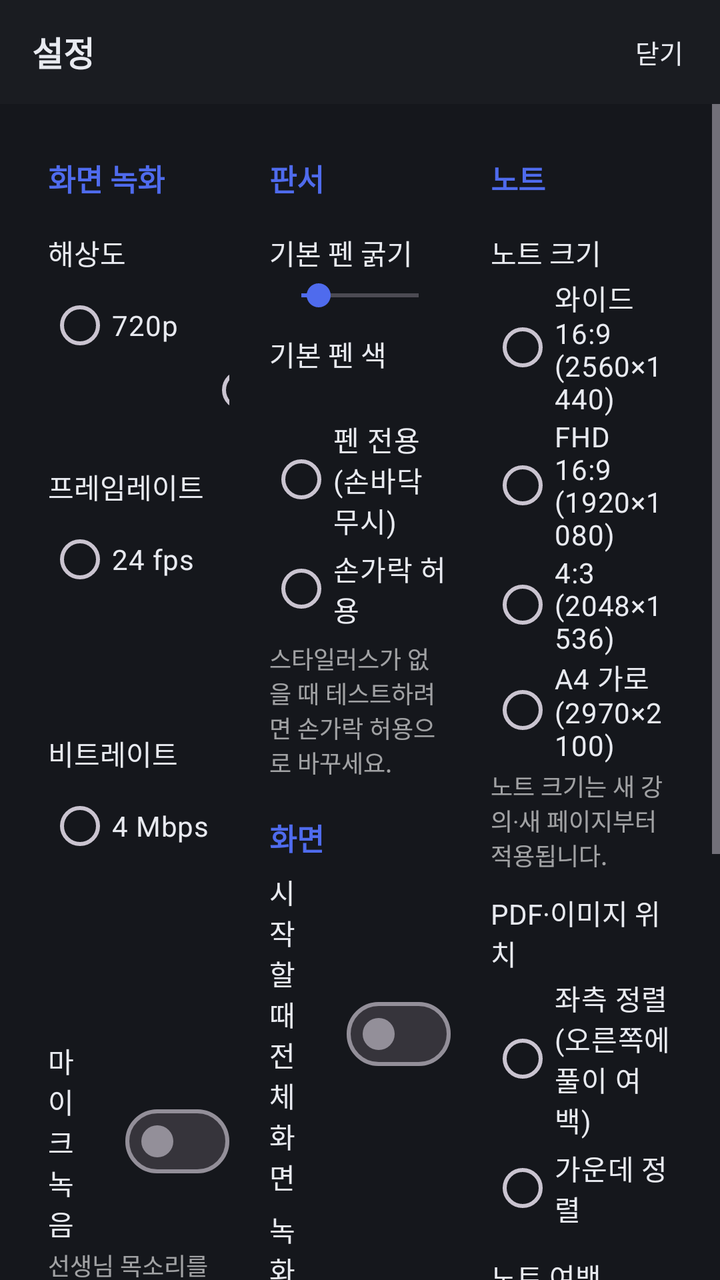
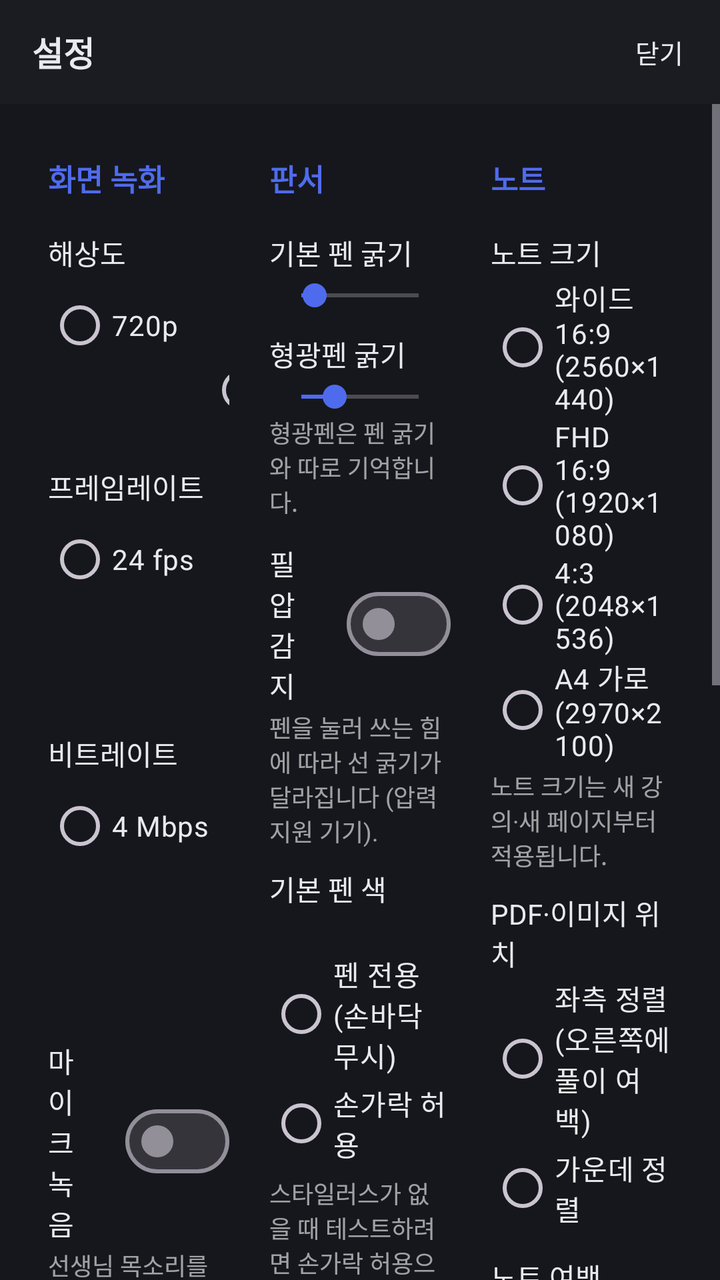

Screens rendered from an Android XML layout before and after an edit, with the pre-edit source and the edit as a unified diff.
<!-- AndroidManifest.xml: application theme Theme.HunsuNote -->
<!-- res/layout/activity_settings.xml -->
<?xml version="1.0" encoding="utf-8"?>
<LinearLayout xmlns:android="http://schemas.android.com/apk/res/android"
    android:layout_width="match_parent"
    android:layout_height="match_parent"
    android:background="@color/toolbar_row_bg"
    android:orientation="vertical">

    <LinearLayout
        android:layout_width="match_parent"
        android:layout_height="wrap_content"
        android:background="@drawable/bg_toolbar"
        android:gravity="center_vertical"
        android:orientation="horizontal"
        android:paddingStart="16dp"
        android:paddingTop="6dp"
        android:paddingEnd="8dp"
        android:paddingBottom="6dp">

        <TextView
            android:layout_width="0dp"
            android:layout_height="wrap_content"
            android:layout_weight="1"
            android:text="@string/settings_title"
            android:textColor="@color/tool_text"
            android:textSize="17sp"
            android:textStyle="bold" />

        <com.google.android.material.button.MaterialButton
            android:id="@+id/btnClose"
            style="@style/Widget.HunsuNote.Button.Tool"
            android:layout_width="wrap_content"
            android:layout_height="wrap_content"
            android:text="@string/close" />
    </LinearLayout>

    <ScrollView
        android:layout_width="match_parent"
        android:layout_height="0dp"
        android:layout_weight="1"
        android:fillViewport="true">

        <LinearLayout
            android:layout_width="match_parent"
            android:layout_height="wrap_content"
            android:baselineAligned="false"
            android:orientation="horizontal"
            android:paddingStart="24dp"
            android:paddingTop="8dp"
            android:paddingEnd="24dp"
            android:paddingBottom="32dp">

            
            <LinearLayout
                android:layout_width="0dp"
                android:layout_height="wrap_content"
                android:layout_marginEnd="20dp"
                android:layout_weight="1"
                android:orientation="vertical">

                <TextView
                    style="@style/Widget.HunsuNote.SectionLabel"
                    android:layout_width="wrap_content"
                    android:layout_height="wrap_content"
                    android:text="@string/section_record" />

                <TextView
                    style="@style/Widget.HunsuNote.Label"
                    android:layout_width="wrap_content"
                    android:layout_height="wrap_content"
                    android:text="@string/record_resolution" />

                <RadioGroup
                    android:id="@+id/rgResolution"
                    android:layout_width="match_parent"
                    android:layout_height="wrap_content"
                    android:orientation="horizontal">

                    <RadioButton
                        android:id="@+id/rb720"
                        android:layout_width="wrap_content"
                        android:layout_height="wrap_content"
                        android:text="@string/record_resolution_720"
                        android:textColor="@color/tool_text" />

                    <RadioButton
                        android:id="@+id/rb1080"
                        android:layout_width="wrap_content"
                        android:layout_height="wrap_content"
                        android:layout_marginStart="16dp"
                        android:text="@string/record_resolution_1080"
                        android:textColor="@color/tool_text" />
                </RadioGroup>

                <TextView
                    style="@style/Widget.HunsuNote.Label"
                    android:layout_width="wrap_content"
                    android:layout_height="wrap_content"
                    android:text="@string/record_fps" />

                <RadioGroup
                    android:id="@+id/rgFps"
                    android:layout_width="match_parent"
                    android:layout_height="wrap_content"
                    android:orientation="horizontal">

                    <RadioButton
                        android:id="@+id/rbFps24"
                        android:layout_width="wrap_content"
                        android:layout_height="wrap_content"
                        android:text="@string/record_fps_24"
                        android:textColor="@color/tool_text" />

                    <RadioButton
                        android:id="@+id/rbFps30"
                        android:layout_width="wrap_content"
                        android:layout_height="wrap_content"
                        android:layout_marginStart="16dp"
                        android:text="@string/record_fps_30"
                        android:textColor="@color/tool_text" />
                </RadioGroup>

                <TextView
                    style="@style/Widget.HunsuNote.Label"
                    android:layout_width="wrap_content"
                    android:layout_height="wrap_content"
                    android:text="@string/record_bitrate" />

                <RadioGroup
                    android:id="@+id/rgBitrate"
                    android:layout_width="match_parent"
                    android:layout_height="wrap_content"
                    android:orientation="horizontal">

                    <RadioButton
                        android:id="@+id/rb4"
                        android:layout_width="wrap_content"
                        android:layout_height="wrap_content"
                        android:text="4 Mbps"
                        android:textColor="@color/tool_text" />

                    <RadioButton
                        android:id="@+id/rb6"
                        android:layout_width="wrap_content"
                        android:layout_height="wrap_content"
                        android:layout_marginStart="12dp"
                        android:text="6 Mbps"
                        android:textColor="@color/tool_text" />

                    <RadioButton
                        android:id="@+id/rb8"
                        android:layout_width="wrap_content"
                        android:layout_height="wrap_content"
                        android:layout_marginStart="12dp"
                        android:text="8 Mbps"
                        android:textColor="@color/tool_text" />

                    <RadioButton
                        android:id="@+id/rb12"
                        android:layout_width="wrap_content"
                        android:layout_height="wrap_content"
                        android:layout_marginStart="12dp"
                        android:text="12 Mbps"
                        android:textColor="@color/tool_text" />
                </RadioGroup>

                <com.google.android.material.materialswitch.MaterialSwitch
                    android:id="@+id/swMic"
                    android:layout_width="match_parent"
                    android:layout_height="wrap_content"
                    android:layout_marginTop="14dp"
                    android:text="@string/record_mic"
                    android:textColor="@color/tool_text"
                    android:textSize="14sp" />

                <TextView
                    android:layout_width="match_parent"
                    android:layout_height="wrap_content"
                    android:paddingTop="2dp"
                    android:text="@string/record_mic_desc"
                    android:textColor="#99FFFFFF"
                    android:textSize="12sp" />
            </LinearLayout>

            
            <LinearLayout
                android:layout_width="0dp"
                android:layout_height="wrap_content"
                android:layout_weight="1"
                android:orientation="vertical">

                <TextView
                    style="@style/Widget.HunsuNote.SectionLabel"
                    android:layout_width="wrap_content"
                    android:layout_height="wrap_content"
                    android:text="@string/section_pen" />

                <TextView
                    android:id="@+id/tvPenWidthValue"
                    style="@style/Widget.HunsuNote.Label"
                    android:layout_width="wrap_content"
                    android:layout_height="wrap_content"
                    android:text="@string/pen_default_width" />

                <SeekBar
                    android:id="@+id/seekPenWidth"
                    android:layout_width="match_parent"
                    android:layout_height="wrap_content"
                    android:max="40"
                    android:progress="6" />

                <TextView
                    style="@style/Widget.HunsuNote.Label"
                    android:layout_width="wrap_content"
                    android:layout_height="wrap_content"
                    android:text="@string/pen_default_color" />

                <LinearLayout
                    android:id="@+id/colorRow"
                    android:layout_width="wrap_content"
                    android:layout_height="wrap_content"
                    android:gravity="center_vertical"
                    android:orientation="horizontal"
                    android:paddingTop="4dp" />

                <RadioGroup
                    android:id="@+id/rgPalm"
                    android:layout_width="match_parent"
                    android:layout_height="wrap_content"
                    android:layout_marginTop="16dp">

                    <RadioButton
                        android:id="@+id/rbPenOnly"
                        android:layout_width="wrap_content"
                        android:layout_height="wrap_content"
                        android:text="@string/palm_pen_only"
                        android:textColor="@color/tool_text" />

                    <RadioButton
                        android:id="@+id/rbFinger"
                        android:layout_width="wrap_content"
                        android:layout_height="wrap_content"
                        android:text="@string/palm_finger"
                        android:textColor="@color/tool_text" />
                </RadioGroup>

                <TextView
                    android:layout_width="match_parent"
                    android:layout_height="wrap_content"
                    android:paddingTop="2dp"
                    android:text="@string/palm_rejection_desc"
                    android:textColor="#99FFFFFF"
                    android:textSize="12sp" />

                <TextView
                    style="@style/Widget.HunsuNote.SectionLabel"
                    android:layout_width="wrap_content"
                    android:layout_height="wrap_content"
                    android:text="@string/section_display" />

                <com.google.android.material.materialswitch.MaterialSwitch
                    android:id="@+id/swStartFullscreen"
                    android:layout_width="match_parent"
                    android:layout_height="wrap_content"
                    android:text="@string/start_fullscreen"
                    android:textColor="@color/tool_text"
                    android:textSize="14sp" />

                <com.google.android.material.materialswitch.MaterialSwitch
                    android:id="@+id/swAutoHideToolbar"
                    android:layout_width="match_parent"
                    android:layout_height="wrap_content"
                    android:layout_marginTop="6dp"
                    android:text="@string/auto_hide_toolbar"
                    android:textColor="@color/tool_text"
                    android:textSize="14sp" />

                <com.google.android.material.button.MaterialButton
                    android:id="@+id/btnReset"
                    style="@style/Widget.HunsuNote.Button.Tool"
                    android:layout_width="wrap_content"
                    android:layout_height="wrap_content"
                    android:layout_marginTop="24dp"
                    android:text="@string/reset_all" />
            </LinearLayout>

            
            <LinearLayout
                android:layout_width="0dp"
                android:layout_height="wrap_content"
                android:layout_marginStart="20dp"
                android:layout_weight="1"
                android:orientation="vertical">

                <TextView
                    style="@style/Widget.HunsuNote.SectionLabel"
                    android:layout_width="wrap_content"
                    android:layout_height="wrap_content"
                    android:text="@string/section_note" />

                <TextView
                    style="@style/Widget.HunsuNote.Label"
                    android:layout_width="wrap_content"
                    android:layout_height="wrap_content"
                    android:text="@string/note_size" />

                <RadioGroup
                    android:id="@+id/rgNoteSize"
                    android:layout_width="match_parent"
                    android:layout_height="wrap_content">

                    <RadioButton
                        android:id="@+id/rbNoteWide"
                        android:layout_width="wrap_content"
                        android:layout_height="wrap_content"
                        android:text="@string/note_size_wide"
                        android:textColor="@color/tool_text" />

                    <RadioButton
                        android:id="@+id/rbNoteFhd"
                        android:layout_width="wrap_content"
                        android:layout_height="wrap_content"
                        android:text="@string/note_size_fhd"
                        android:textColor="@color/tool_text" />

                    <RadioButton
                        android:id="@+id/rbNote43"
                        android:layout_width="wrap_content"
                        android:layout_height="wrap_content"
                        android:text="@string/note_size_43"
                        android:textColor="@color/tool_text" />

                    <RadioButton
                        android:id="@+id/rbNoteA4"
                        android:layout_width="wrap_content"
                        android:layout_height="wrap_content"
                        android:text="@string/note_size_a4"
                        android:textColor="@color/tool_text" />
                </RadioGroup>

                <TextView
                    style="@style/Widget.HunsuNote.Desc"
                    android:layout_width="match_parent"
                    android:layout_height="wrap_content"
                    android:text="@string/note_size_desc" />

                <TextView
                    style="@style/Widget.HunsuNote.Label"
                    android:layout_width="wrap_content"
                    android:layout_height="wrap_content"
                    android:text="@string/note_align" />

                <RadioGroup
                    android:id="@+id/rgNoteAlign"
                    android:layout_width="match_parent"
                    android:layout_height="wrap_content">

                    <RadioButton
                        android:id="@+id/rbAlignLeft"
                        android:layout_width="wrap_content"
                        android:layout_height="wrap_content"
                        android:text="@string/note_align_left"
                        android:textColor="@color/tool_text" />

                    <RadioButton
                        android:id="@+id/rbAlignCenter"
                        android:layout_width="wrap_content"
                        android:layout_height="wrap_content"
                        android:text="@string/note_align_center"
                        android:textColor="@color/tool_text" />
                </RadioGroup>

                <TextView
                    android:id="@+id/tvNoteMargin"
                    style="@style/Widget.HunsuNote.Label"
                    android:layout_width="wrap_content"
                    android:layout_height="wrap_content"
                    android:text="@string/note_margin" />

                <SeekBar
                    android:id="@+id/seekNoteMargin"
                    android:layout_width="match_parent"
                    android:layout_height="wrap_content"
                    android:max="12"
                    android:progress="2" />

                <TextView
                    style="@style/Widget.HunsuNote.Desc"
                    android:layout_width="match_parent"
                    android:layout_height="wrap_content"
                    android:text="@string/note_margin_desc" />
            </LinearLayout>
        </LinearLayout>
    </ScrollView>
</LinearLayout>
<!-- resources referenced by this layout -->
<resources>
  <color name="tool_text">#FFE8EAF0</color>
  <color name="toolbar_row_bg">#FF15171C</color>
  <!-- drawable bg_toolbar (drawable) -->
  <?xml version="1.0" encoding="utf-8"?>
  <shape xmlns:android="http://schemas.android.com/apk/res/android"
      android:shape="rectangle">
      <solid android:color="@color/toolbar_bg" />
      <corners android:radius="0dp" />
  </shape>
  <string name="auto_hide_toolbar">녹화 시작 시 도구 막대 자동 숨김</string>
  <string name="close">닫기</string>
  <string name="note_align">PDF·이미지 위치</string>
  <string name="note_align_center">가운데 정렬</string>
  <string name="note_align_left">좌측 정렬 (오른쪽에 풀이 여백)</string>
  <string name="note_margin">노트 여백</string>
  <string name="note_margin_desc">PDF가 노트 높이의 96%를 차지하도록 여백 2%가 기본값입니다.</string>
  <string name="note_size">노트 크기</string>
  <string name="note_size_43">4:3 (2048×1536)</string>
  <string name="note_size_a4">A4 가로 (2970×2100)</string>
  <string name="note_size_desc">노트 크기는 새 강의·새 페이지부터 적용됩니다.</string>
  <string name="note_size_fhd">FHD 16:9 (1920×1080)</string>
  <string name="note_size_wide">와이드 16:9 (2560×1440)</string>
  <string name="palm_finger">손가락 허용</string>
  <string name="palm_pen_only">펜 전용 (손바닥 무시)</string>
  <string name="palm_rejection_desc">스타일러스가 없을 때 테스트하려면 손가락 허용으로 바꾸세요.</string>
  <string name="pen_default_color">기본 펜 색</string>
  <string name="pen_default_width">기본 펜 굵기</string>
  <string name="record_bitrate">비트레이트</string>
  <string name="record_fps">프레임레이트</string>
  <string name="record_fps_24">24 fps</string>
  <string name="record_fps_30">30 fps</string>
  <string name="record_mic">마이크 녹음</string>
  <string name="record_mic_desc">선생님 목소리를 함께 녹음합니다</string>
  <string name="record_resolution">해상도</string>
  <string name="record_resolution_1080">1080p</string>
  <string name="record_resolution_720">720p</string>
  <string name="reset_all">모든 설정 초기화</string>
  <string name="section_display">화면</string>
  <string name="section_note">노트</string>
  <string name="section_pen">판서</string>
  <string name="section_record">화면 녹화</string>
  <string name="settings_title">설정</string>
  <string name="start_fullscreen">시작할 때 전체화면</string>
  <style name="Widget.HunsuNote.Button.Tool" parent="Widget.HunsuNote.Button">
          <item name="android:textSize">13sp</item>
          <item name="android:minHeight">40dp</item>
      </style>
  <style name="Widget.HunsuNote.Desc" parent="Widget.AppCompat.TextView">
          <item name="android:textSize">12sp</item>
          <item name="android:textColor">#99FFFFFF</item>
          <item name="android:paddingTop">2dp</item>
      </style>
  <style name="Widget.HunsuNote.Label" parent="Widget.AppCompat.TextView">
          <item name="android:textSize">14sp</item>
          <item name="android:textColor">@color/tool_text</item>
          <item name="android:paddingTop">10dp</item>
          <item name="android:paddingBottom">2dp</item>
      </style>
  <style name="Theme.HunsuNote" parent="Theme.Material3.Dark.NoActionBar">
          <item name="colorPrimary">@color/brand</item>
          <item name="colorOnPrimary">@color/white</item>
          <item name="colorSecondary">@color/brand</item>
          <item name="android:windowBackground">@color/black</item>
          <item name="android:statusBarColor">@android:color/transparent</item>
          <item name="android:navigationBarColor">@color/black</item>
          <item name="android:windowLightStatusBar">false</item>
          <item name="android:windowLightNavigationBar">false</item>
          <item name="materialButtonStyle">@style/Widget.HunsuNote.Button</item>
      </style>
  <color name="toolbar_bg">#F21B1D22</color>
  <color name="brand">#FF4F6BED</color>
  <color name="white">#FFFFFFFF</color>
  <color name="black">#FF000000</color>
  <!-- unchanged entries left out for length: 2 -->
</resources>

<!-- the commit's change to res/layout/activity_settings.xml (unified diff, before → after) -->
@@ -205,8 +205,46 @@
                     android:id="@+id/seekPenWidth"
                     android:layout_width="match_parent"
                     android:layout_height="wrap_content"
-                    android:max="40"
-                    android:progress="6" />
+                    android:max="95"
+                    android:progress="11" />
+
+                <TextView
+                    android:id="@+id/tvHighlighterWidthValue"
+                    style="@style/Widget.HunsuNote.Label"
+                    android:layout_width="wrap_content"
+                    android:layout_height="wrap_content"
+                    android:text="@string/highlighter_width" />
+
+                <SeekBar
+                    android:id="@+id/seekHighlighterWidth"
+                    android:layout_width="match_parent"
+                    android:layout_height="wrap_content"
+                    android:max="56"
+                    android:progress="16" />
+
+                <TextView
+                    android:layout_width="match_parent"
+                    android:layout_height="wrap_content"
+                    android:text="@string/highlighter_width_desc"
+                    android:textColor="#99FFFFFF"
+                    android:textSize="12sp" />
+
+                <com.google.android.material.materialswitch.MaterialSwitch
+                    android:id="@+id/swPressure"
+                    android:layout_width="match_parent"
+                    android:layout_height="wrap_content"
+                    android:layout_marginTop="12dp"
+                    android:text="@string/pressure_title"
+                    android:textColor="@color/tool_text"
+                    android:textSize="14sp" />
+
+                <TextView
+                    android:layout_width="match_parent"
+                    android:layout_height="wrap_content"
+                    android:paddingTop="2dp"
+                    android:text="@string/pressure_desc"
+                    android:textColor="#99FFFFFF"
+                    android:textSize="12sp" />
 
                 <TextView
                     style="@style/Widget.HunsuNote.Label"
<!-- resource entries referenced after the edit -->
@@ -11,6 +11,8 @@
   </shape>
   <string name="auto_hide_toolbar">녹화 시작 시 도구 막대 자동 숨김</string>
   <string name="close">닫기</string>
+  <string name="highlighter_width">형광펜 굵기</string>
+  <string name="highlighter_width_desc">형광펜은 펜 굵기와 따로 기억합니다.</string>
   <string name="note_align">PDF·이미지 위치</string>
   <string name="note_align_center">가운데 정렬</string>
   <string name="note_align_left">좌측 정렬 (오른쪽에 풀이 여백)</string>
@@ -27,6 +29,8 @@
   <string name="palm_rejection_desc">스타일러스가 없을 때 테스트하려면 손가락 허용으로 바꾸세요.</string>
   <string name="pen_default_color">기본 펜 색</string>
   <string name="pen_default_width">기본 펜 굵기</string>
+  <string name="pressure_desc">펜을 눌러 쓰는 힘에 따라 선 굵기가 달라집니다 (압력 지원 기기).</string>
+  <string name="pressure_title">필압 감지</string>
   <string name="record_bitrate">비트레이트</string>
   <string name="record_fps">프레임레이트</string>
   <string name="record_fps_24">24 fps</string>
@@ -66,7 +70,7 @@
           <item name="android:statusBarColor">@android:color/transparent</item>
           <item name="android:navigationBarColor">@color/black</item>
           <item name="android:windowLightStatusBar">false</item>
-          <item name="android:windowLightNavigationBar">false</item>
+          <item name="android:windowLightNavigationBar" tools:targetApi="27">false</item>
           <item name="materialButtonStyle">@style/Widget.HunsuNote.Button</item>
       </style>
   <color name="toolbar_bg">#F21B1D22</color>
